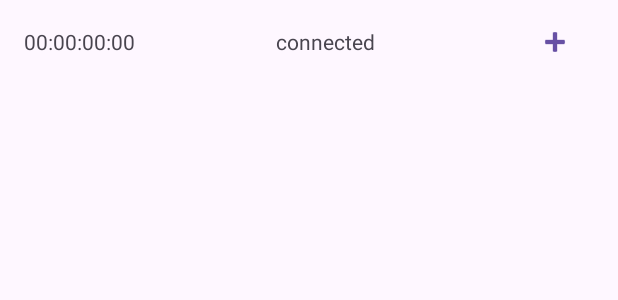
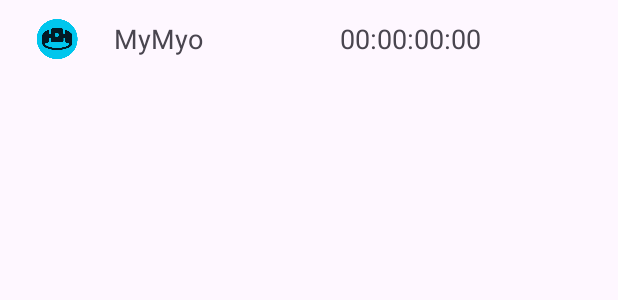
Before and after one commit to TECH7Fox/MyoAssistant, an Android app: the layout view_myodevice.xml on its own in the app's theme, with its tools: preview values and no code run, on a phone screen of 412 x 824 dp. Shown: the top 300 px of the screen. Run offline under Robolectric (Android 15) with nearby library versions, the phone set to English and light mode, and no system bars.

```diff
--- a/app/src/main/java/com/tech7fox/myoassistant/MyoDeviceView.kt
+++ b/app/src/main/java/com/tech7fox/myoassistant/MyoDeviceView.kt
@@ -4,8 +4,10 @@ import android.content.Context
 import android.content.SharedPreferences
 import android.util.AttributeSet
 import android.view.View
+import android.widget.Button
 import android.widget.RelativeLayout
 import android.widget.TextView
+import androidx.core.view.isGone
 import com.tech7fox.myolink.tools.Logy
 import org.json.JSONArray
 import org.json.JSONStringer
@@ -16,20 +18,8 @@ class MyoDeviceView @JvmOverloads constructor(
     defStyle: Int = 0
 ) : RelativeLayout(context, attributeSet, defStyle) {
 
-    private lateinit var deviceAddress: String
-    private var saved: Boolean = false
-    private var state: String = ""
-
-    public fun setStats(deviceAddress: String, saved: Boolean) {
-        this.deviceAddress = deviceAddress
-        this.saved = saved
-
+    public fun setStats(deviceName: String, deviceAddress: String) {
+        findViewById<TextView>(R.id.device_name).text = deviceName
         findViewById<TextView>(R.id.device_address).text = deviceAddress
     }
-
-    public fun setState(state: String) {
-        this.state = state
-
-        //findViewById<TextView>()
-    }
 }
--- a/app/src/main/res/layout/view_myodevice.xml
+++ b/app/src/main/res/layout/view_myodevice.xml
@@ -11,33 +11,33 @@
         android:layout_width="match_parent"
         android:layout_height="wrap_content"
         android:gravity="center"
-        android:paddingVertical="2dp"
-        android:paddingHorizontal="16dp"
+        android:paddingVertical="12dp"
+        android:paddingHorizontal="24dp"
         android:orientation="horizontal">
+
+        <ImageView
+            android:layout_width="28dp"
+            android:layout_height="28dp"
+            android:layout_marginEnd="24dp"
+            android:src="@drawable/myo_icon"
+            android:contentDescription="myo icon" />
+
+        <TextView
+            android:id="@+id/device_name"
+            android:layout_width="wrap_content"
+            android:layout_height="wrap_content"
+            android:layout_marginEnd="24dp"
+            android:layout_weight="1"
+            android:textSize="18sp"
+            tools:text="MyMyo" />
 
         <TextView
             android:id="@+id/device_address"
             android:layout_width="wrap_content"
             android:layout_height="wrap_content"
             android:layout_weight="1"
+            android:textSize="18sp"
             tools:text="00:00:00:00" />
-
-        <TextView
-            android:id="@+id/device_state"
-            android:layout_width="wrap_content"
-            android:layout_height="wrap_content"
-            android:layout_weight="1"
-            tools:text="connected" />
-
-        <Button
-            android:id="@+id/action_button"
-            style="@style/Widget.Material3.Button.IconButton"
-            android:layout_width="wrap_content"
-            android:layout_height="wrap_content"
-            app:icon="@android:drawable/ic_input_add"
-            app:iconSize="24dp"
-            android:drawableTint="@color/material_on_surface_emphasis_high_type"
-            tools:ignore="SpeakableTextPresentCheck" />
 
     </LinearLayout>
 
--- a/settings.gradle
+++ b/settings.gradle
@@ -8,6 +8,9 @@ pluginManagement {
 
     }
 }
+
+Properties properties = new Properties()
+properties.load(file('local.properties').newDataInputStream())
 
 dependencyResolutionManagement {
     repositoriesMode.set(RepositoriesMode.FAIL_ON_PROJECT_REPOS)
```
Also changed, not shown: app/build.gradle (+4 -4 lines), app/src/main/java/com/tech7fox/myoassistant/MyosService.kt (+13 -3 lines), app/src/main/java/com/tech7fox/myoassistant/ScanFragment.kt (+25 -11 lines), app/src/main/res/layout/fragment_scan.xml (+4 -23 lines), app/src/main/res/drawable/myo_icon.png (added).
